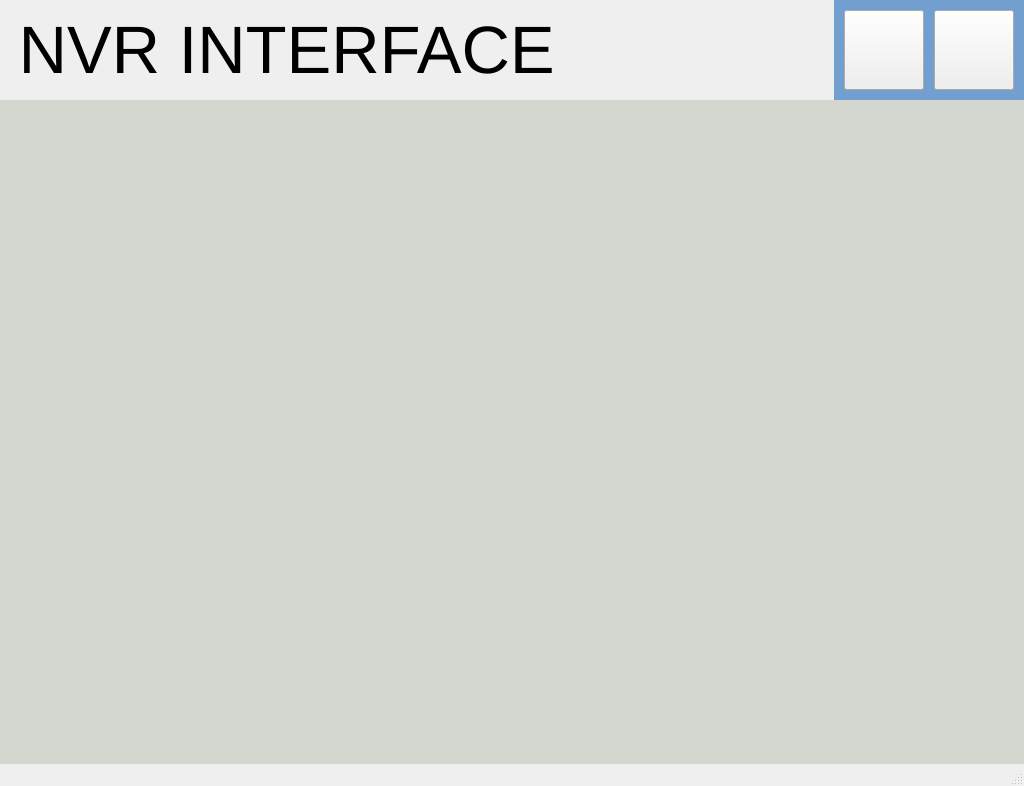
First picture: the form in nvrwindow.ui, repository kartikeya8973/emu_hmi_app, before the edit.
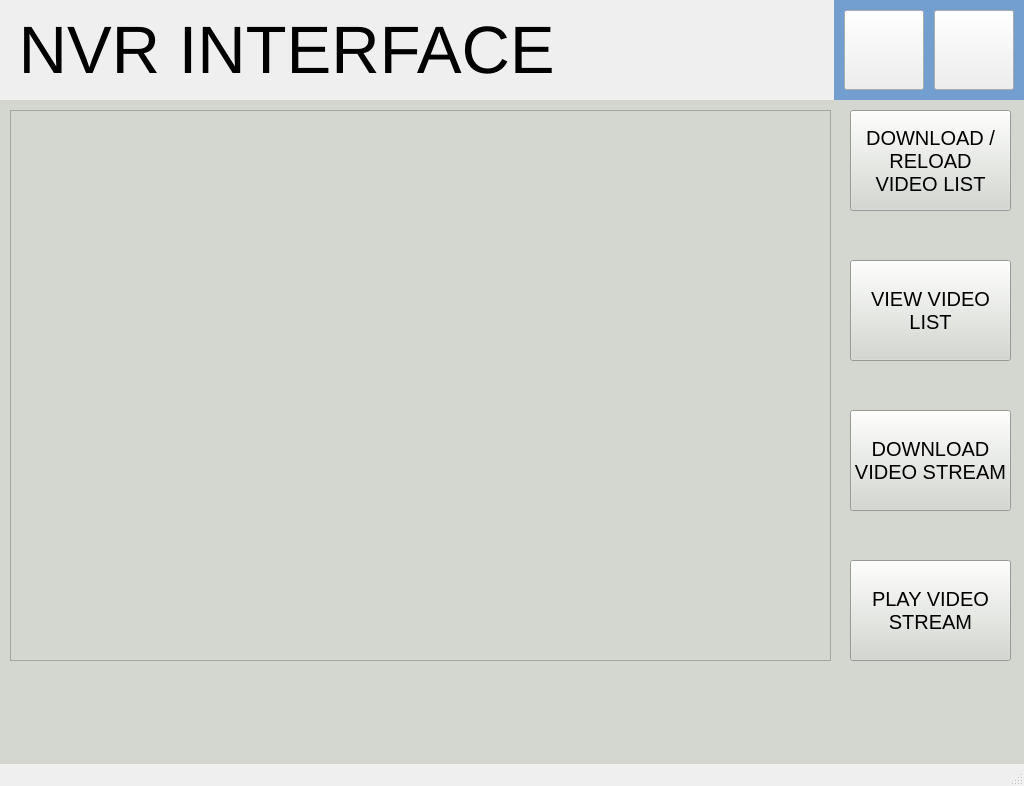
Second picture: the form after the edit. The open tabs and pages were chosen to show the change. Icons and pictures are not drawn.

```diff
--- a/nvrwindow.ui
+++ b/nvrwindow.ui
@@ -125,14 +125,193 @@
       <x>0</x>
       <y>100</y>
       <width>1024</width>
-      <height>710</height>
+      <height>686</height>
      </rect>
     </property>
     <property name="styleSheet">
      <string notr="true">background-color: rgb(211, 215, 207);</string>
     </property>
-    <widget class="QWidget" name="page"/>
-    <widget class="QWidget" name="page_2"/>
+    <widget class="QWidget" name="page">
+     <widget class="QPushButton" name="pushButton_streamList">
+      <property name="geometry">
+       <rect>
+        <x>45</x>
+        <y>70</y>
+        <width>204</width>
+        <height>200</height>
+       </rect>
+      </property>
+      <property name="text">
+       <string/>
+      </property>
+      <property name="icon">
+       <iconset resource="icons.qrc">
+        <normaloff>:/new/icons/document.png</normaloff>:/new/icons/document.png</iconset>
+      </property>
+      <property name="iconSize">
+       <size>
+        <width>130</width>
+        <height>130</height>
+       </size>
+      </property>
+     </widget>
+     <widget class="QLabel" name="label_info">
+      <property name="geometry">
+       <rect>
+        <x>45</x>
+        <y>280</y>
+        <width>204</width>
+        <height>25</height>
+       </rect>
+      </property>
+      <property name="font">
+       <font>
+        <pointsize>13</pointsize>
+       </font>
+      </property>
+      <property name="text">
+       <string>VIDEO LIST</string>
+      </property>
+      <property name="alignment">
+       <set>Qt::AlignCenter</set>
+      </property>
+     </widget>
+     <widget class="QLabel" name="label_nvrStatus">
+      <property name="geometry">
+       <rect>
+        <x>270</x>
+        <y>70</y>
+        <width>131</width>
+        <height>41</height>
+       </rect>
+      </property>
+      <property name="font">
+       <font>
+        <pointsize>14</pointsize>
+       </font>
+      </property>
+      <property name="text">
+       <string/>
+      </property>
+      <property name="alignment">
+       <set>Qt::AlignCenter</set>
+      </property>
+     </widget>
+    </widget>
+    <widget class="QWidget" name="page_2">
+     <widget class="QTableView" name="tableView_streamList">
+      <property name="geometry">
+       <rect>
+        <x>10</x>
+        <y>10</y>
+        <width>821</width>
+        <height>551</height>
+       </rect>
+      </property>
+     </widget>
+     <widget class="QPushButton" name="pushButton_downloadReloadList">
+      <property name="geometry">
+       <rect>
+        <x>850</x>
+        <y>10</y>
+        <width>161</width>
+        <height>101</height>
+       </rect>
+      </property>
+      <property name="font">
+       <font>
+        <pointsize>15</pointsize>
+        <stylestrategy>PreferDefault</stylestrategy>
+       </font>
+      </property>
+      <property name="text">
+       <string>DOWNLOAD /
+RELOAD
+VIDEO LIST</string>
+      </property>
+     </widget>
+     <widget class="QPushButton" name="pushButton_viewList">
+      <property name="geometry">
+       <rect>
+        <x>850</x>
+        <y>160</y>
+        <width>161</width>
+        <height>101</height>
+       </rect>
+      </property>
+      <property name="font">
+       <font>
+        <pointsize>15</pointsize>
+        <stylestrategy>PreferDefault</stylestrategy>
+       </font>
+      </property>
+      <property name="text">
+       <string>VIEW VIDEO
+LIST</string>
+      </property>
+     </widget>
+     <widget class="QPushButton" name="pushButton_downloadVideo">
+      <property name="geometry">
+       <rect>
+        <x>850</x>
+        <y>310</y>
+        <width>161</width>
+        <height>101</height>
+       </rect>
+      </property>
+      <property name="font">
+       <font>
+        <pointsize>15</pointsize>
+        <stylestrategy>PreferDefault</stylestrategy>
+       </font>
+      </property>
+      <property name="text">
+       <string>DOWNLOAD 
+VIDEO STREAM</string>
+      </property>
+     </widget>
+     <widget class="QPushButton" name="pushButton_playVideo">
+      <property name="geometry">
+       <rect>
+        <x>850</x>
+        <y>460</y>
+        <width>161</width>
+        <height>101</height>
+       </rect>
+      </property>
+      <property name="font">
+       <font>
+        <pointsize>15</pointsize>
+        <stylestrategy>PreferDefault</stylestrategy>
+       </font>
+      </property>
+      <property name="text">
+       <string>PLAY VIDEO 
+STREAM</string>
+      </property>
+     </widget>
+     <widget class="QLabel" name="label_status">
+      <property name="geometry">
+       <rect>
+        <x>10</x>
+        <y>580</y>
+        <width>821</width>
+        <height>40</height>
+       </rect>
+      </property>
+      <property name="font">
+       <font>
+        <pointsize>11</pointsize>
+       </font>
+      </property>
+      <property name="styleSheet">
+       <string notr="true"/>
+      </property>
+      <property name="text">
+       <string/>
+      </property>
+     </widget>
+    </widget>
    </widget>
   </widget>
   <widget class="QStatusBar" name="statusbar"/>
```
Left out of the diff: 4 changed lines with no effect on the pictures.
